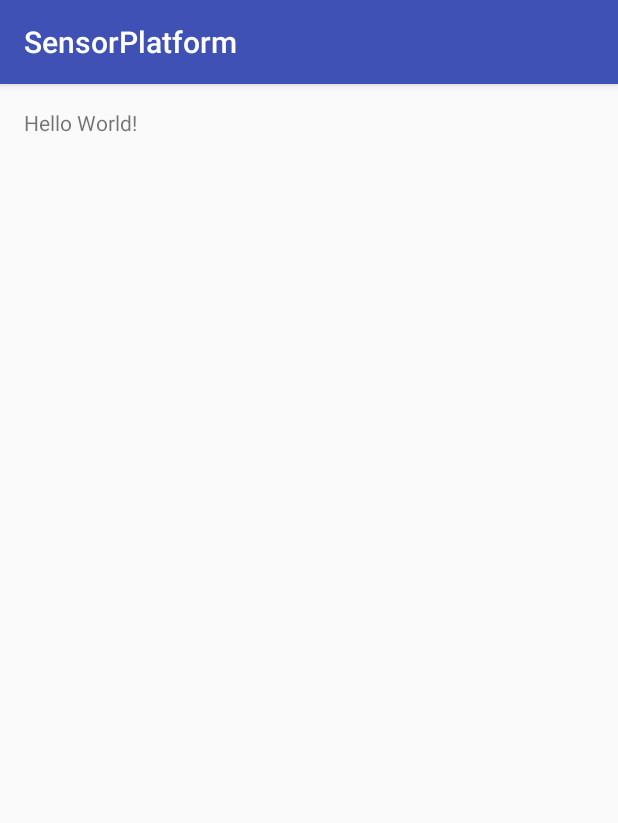
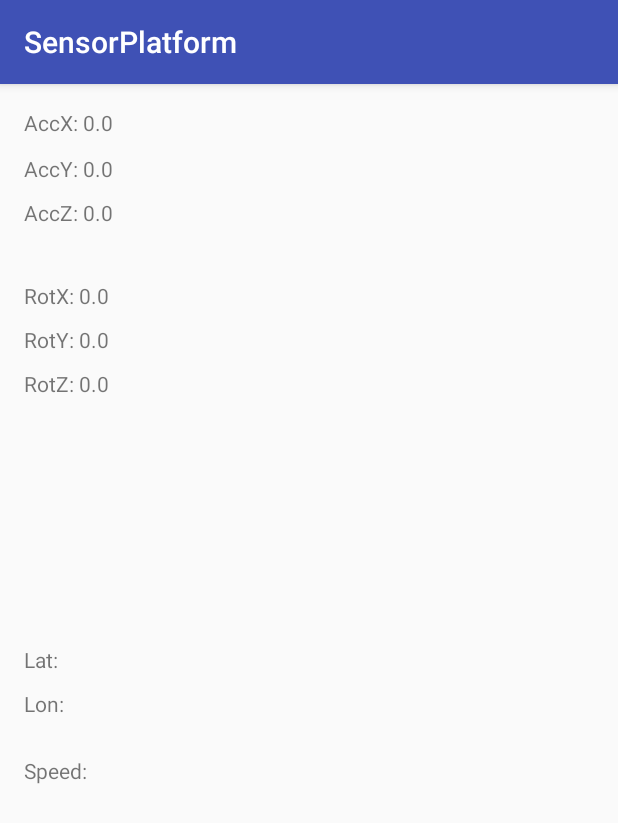
Before and after one commit to mnefzger/SensorPlatform, an Android app: the screen it shows after launch (MainActivity), on a phone screen of 412 x 824 dp. Shown: the top 823 px of the screen. Run offline under Robolectric (Android 15) with nearby library versions, the phone set to English and light mode, and no system bars.

Commit message:
raw data values displayed on screen

```diff
--- a/app/src/main/java/mnefzger/de/sensorplatform/MainActivity.java
+++ b/app/src/main/java/mnefzger/de/sensorplatform/MainActivity.java
@@ -3,10 +3,23 @@ package mnefzger.de.sensorplatform;
 import android.os.Bundle;
 import android.support.v7.app.AppCompatActivity;
 import android.util.Log;
+import android.widget.TextView;
 
 
 public class MainActivity extends AppCompatActivity implements IDataCallback{
     SensorPlatformController sPC;
+
+    TextView accX;
+    TextView accY;
+    TextView accZ;
+
+    TextView rotX;
+    TextView rotY;
+    TextView rotZ;
+
+    TextView lat;
+    TextView lon;
+    TextView speed;
 
     @Override
     protected void onCreate(Bundle savedInstanceState) {
@@ -15,8 +28,8 @@ public class MainActivity extends AppCompatActivity implements IDataCallback{
 
         sPC = new SensorPlatformController(this);
         //sPC.subscribeTo(DataType.ACCELERATION_EVENT);
-        //sPC.subscribeTo(DataType.ACCELERATION_RAW);
-        //sPC.subscribeTo(DataType.LOCATION_RAW);
+        sPC.subscribeTo(DataType.ACCELERATION_RAW);
+        sPC.subscribeTo(DataType.LOCATION_RAW);
         sPC.subscribeTo(DataType.ROTATION_RAW);
 
         sPC.logRawData(false);
@@ -32,12 +45,24 @@ public class MainActivity extends AppCompatActivity implements IDataCallback{
             }
         }, 5000);
          */
+        accX = (TextView) findViewById(R.id.accXText);
+        accY = (TextView) findViewById(R.id.accYText);
+        accZ = (TextView) findViewById(R.id.accZText);
+
+        rotX = (TextView) findViewById(R.id.rotXText);
+        rotY = (TextView) findViewById(R.id.rotYText);
+        rotZ = (TextView) findViewById(R.id.rotZText);
+
+        lat = (TextView) findViewById(R.id.latText);
+        lon = (TextView) findViewById(R.id.lonText);
+        speed = (TextView) findViewById(R.id.speedText);
 
     }
 
     @Override
     public void onRawData(DataVector v) {
         Log.d("RawData @ App  ", v.toString());
+        updateUI(v);
     }
 
     @Override
@@ -49,4 +74,30 @@ public class MainActivity extends AppCompatActivity implements IDataCallback{
     public void onImageData() {
 
     }
+
+    public void updateUI(DataVector vector) {
+        final DataVector v = vector;
+        runOnUiThread(new Runnable() {
+            @Override
+            public void run() {
+
+                accX.setText("AccX: " + v.accX);
+                accY.setText("AccY: " + v.accY);
+                accZ.setText("AccZ: " + v.accZ);
+
+                rotX.setText("RotX: " + v.rotX);
+                rotY.setText("RotY: " + v.rotY);
+                rotZ.setText("RotZ: " + v.rotZ);
+
+                if(v.location != null) {
+                    lat.setText("Lat: " + v.location.getLatitude());
+                    lon.setText("Lon: " + v.location.getLongitude());
+                    speed.setText("Speed: " + v.speed);
+                }
+
+
+            }
+        });
+
+    }
 }
--- a/app/src/main/res/layout/activity_main.xml
+++ b/app/src/main/res/layout/activity_main.xml
@@ -11,7 +11,78 @@
     tools:context="mnefzger.de.sensorplatform.MainActivity">
 
     <TextView
-        android:text="Hello World!"
+        android:text="AccX:"
         android:layout_width="wrap_content"
-        android:layout_height="wrap_content" />
+        android:layout_height="wrap_content"
+        android:id="@+id/accXText" />
+
+    <TextView
+        android:text="AccY:"
+        android:layout_width="wrap_content"
+        android:layout_height="wrap_content"
+        android:id="@+id/accYText"
+        android:layout_below="@+id/accXText"
+        android:layout_marginTop="11dp" />
+
+    <TextView
+        android:text="AccZ:"
+        android:layout_width="wrap_content"
+        android:layout_height="wrap_content"
+        android:id="@+id/accZText"
+        android:layout_below="@+id/accYText"
+        android:layout_alignParentStart="true"
+        android:layout_marginTop="10dp" />
+
+    <TextView
+        android:text="RotX:"
+        android:layout_width="wrap_content"
+        android:layout_height="wrap_content"
+        android:id="@+id/rotXText"
+        android:layout_below="@+id/accZText"
+        android:layout_alignParentStart="true"
+        android:layout_marginTop="36dp" />
+
+    <TextView
+        android:text="RotY:"
+        android:layout_width="wrap_content"
+        android:layout_height="wrap_content"
+        android:id="@+id/rotYText"
+        android:layout_marginTop="10dp"
+        android:layout_below="@+id/rotXText"
+        android:layout_alignParentStart="true" />
+
+    <TextView
+        android:text="RotZ:"
+        android:layout_width="wrap_content"
+        android:layout_height="wrap_content"
+        android:id="@+id/rotZText"
+        android:layout_marginTop="10dp"
+        android:layout_below="@+id/rotYText"
+        android:layout_alignParentStart="true" />
+
+    <TextView
+        android:text="Lat:"
+        android:layout_width="wrap_content"
+        android:layout_height="wrap_content"
+        android:id="@+id/latText"
+        android:layout_centerVertical="true"
+        android:layout_alignStart="@+id/accYText" />
+
+    <TextView
+        android:text="Lon:"
+        android:layout_width="wrap_content"
+        android:layout_height="wrap_content"
+        android:id="@+id/lonText"
+        android:layout_marginTop="10dp"
+        android:layout_below="@+id/latText"
+        android:layout_alignStart="@+id/latText" />
+
+    <TextView
+        android:text="Speed:"
+        android:layout_width="wrap_content"
+        android:layout_height="wrap_content"
+        android:id="@+id/speedText"
+        android:layout_marginTop="25dp"
+        android:layout_below="@+id/lonText"
+        android:layout_alignStart="@+id/lonText" />
 </RelativeLayout>
```
